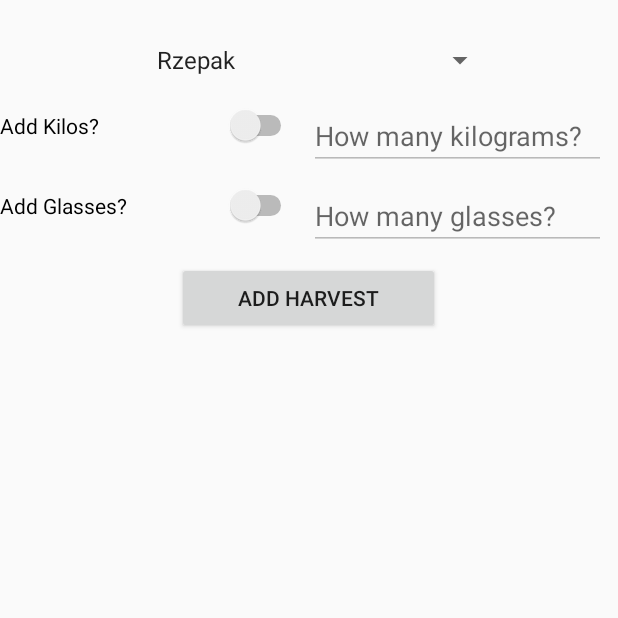
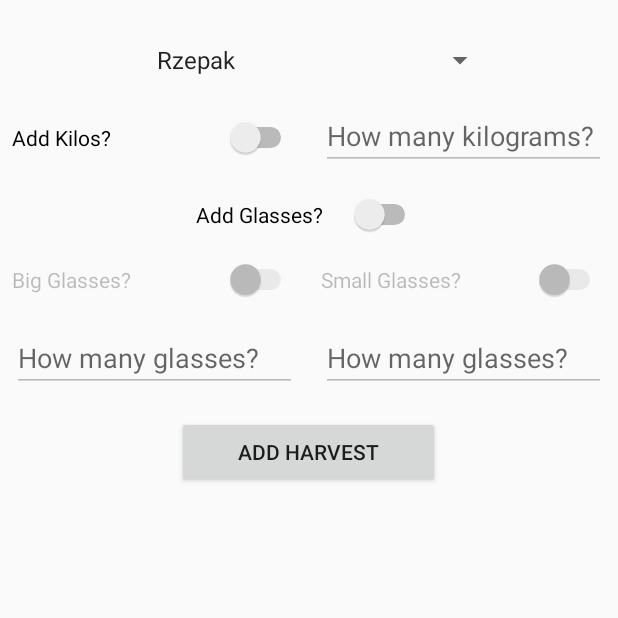
Before and after one commit to hbartek230/PierwszaApi, an Android app: the AddHarvestActivity screen opened directly, with no data from a screen before it, on a phone screen of 412 x 824 dp, the top half of it. Run offline under Robolectric (Android 15) with nearby library versions, the phone set to English and light mode, and no system bars; our stand-ins replace Firebase (no records; nobody signed in at launch, a user with empty details on screens opened directly).

```diff
--- a/app/src/main/java/com/example/bhren/myapplication/SecondActivity.java
+++ b/app/src/main/java/com/example/bhren/myapplication/SecondActivity.java
@@ -3,7 +3,6 @@ package com.example.bhren.myapplication;
 import android.content.Intent;
 import android.support.v7.app.AppCompatActivity;
 import android.os.Bundle;
-import android.view.View;
 import android.widget.Button;
 
 public class SecondActivity extends AppCompatActivity {
--- a/app/src/main/res/layout/activity_add_harvest.xml
+++ b/app/src/main/res/layout/activity_add_harvest.xml
@@ -41,6 +41,7 @@
                 android:id="@+id/kgSwitcher"
                 android:layout_width="250dp"
                 android:layout_height="wrap_content"
+                android:layout_margin="8dp"
                 android:layout_weight="1"
                 android:text="@string/kgSwitcher" />
 
@@ -48,9 +49,7 @@
                 android:id="@+id/etKilos"
                 android:layout_width="250dp"
                 android:layout_height="wrap_content"
-                android:layout_marginEnd="8dp"
-                android:layout_marginStart="8dp"
-                android:layout_marginTop="8dp"
+                android:layout_margin="8dp"
                 android:layout_weight="1"
                 android:ems="10"
                 android:hint="@string/kgTextField"
@@ -61,28 +60,74 @@
         <LinearLayout
             android:layout_width="match_parent"
             android:layout_height="match_parent"
-            android:orientation="horizontal">
+            android:gravity="center"
+            android:orientation="vertical">
 
             <Switch
                 android:id="@+id/glassSwitcher"
-                android:layout_width="250dp"
+                android:layout_width="150dp"
                 android:layout_height="wrap_content"
+                android:layout_margin="8dp"
                 android:layout_weight="1"
                 android:text="@string/glassSwitcher" />
+        </LinearLayout>
+
+    </LinearLayout>
+
+    <LinearLayout
+        android:layout_width="match_parent"
+        android:layout_height="match_parent"
+        android:orientation="horizontal">
+
+        <LinearLayout
+            android:layout_width="match_parent"
+            android:layout_height="match_parent"
+            android:layout_weight="1"
+            android:orientation="vertical">
+
+            <Switch
+                android:id="@+id/bgSwitcher"
+                android:layout_width="match_parent"
+                android:layout_height="wrap_content"
+                android:layout_margin="8dp"
+                android:text="@string/bigGlassSwitcher" />
 
             <EditText
-                android:id="@+id/etGlasses"
-                android:layout_width="250dp"
+                android:id="@+id/bgEditText"
+                android:layout_width="match_parent"
                 android:layout_height="wrap_content"
-                android:layout_marginEnd="8dp"
-                android:layout_marginStart="8dp"
-                android:layout_marginTop="8dp"
+                android:layout_margin="8dp"
+                android:ems="10"
+                android:hint="@string/glassTextField"
+                android:inputType="number" />
+        </LinearLayout>
+
+        <LinearLayout
+            android:layout_width="match_parent"
+            android:layout_height="match_parent"
+            android:layout_weight="1"
+            android:orientation="vertical">
+
+            <Switch
+                android:id="@+id/sgSwitcher"
+                android:layout_width="match_parent"
+                android:layout_height="wrap_content"
+                android:layout_margin="8dp"
+                android:layout_weight="1"
+                android:text="@string/smallGlassSwitcher" />
+
+            <EditText
+                android:id="@+id/sgEditText"
+                android:layout_width="match_parent"
+                android:layout_height="wrap_content"
+                android:layout_margin="8dp"
                 android:layout_weight="1"
                 android:ems="10"
                 android:hint="@string/glassTextField"
                 android:inputType="number"
                 android:textSize="18sp" />
         </LinearLayout>
+
     </LinearLayout>
 
     <LinearLayout
@@ -99,4 +144,5 @@
             android:text="@string/addHarvButton" />
 
     </LinearLayout>
+
 </LinearLayout>
--- a/app/src/main/res/values/strings.xml
+++ b/app/src/main/res/values/strings.xml
@@ -19,5 +19,7 @@
     <string name="kgSwitcher">Add Kilos?</string>
     <string name="glassSwitcher">Add Glasses?</string>
     <string name="addHarvButton">Add Harvest</string>
+    <string name="bigGlassSwitcher">Big Glasses?</string>
+    <string name="smallGlassSwitcher">Small Glasses?</string>
 <!---End of AddHarvestActivity-->
 </resources>
```
Also changed, not shown: app/src/main/java/com/example/bhren/myapplication/AddHarvestActivity.java (+84 -96 lines), app/src/main/java/com/example/bhren/myapplication/Model/Harvest.java (+17 -7 lines), 1 other file.
